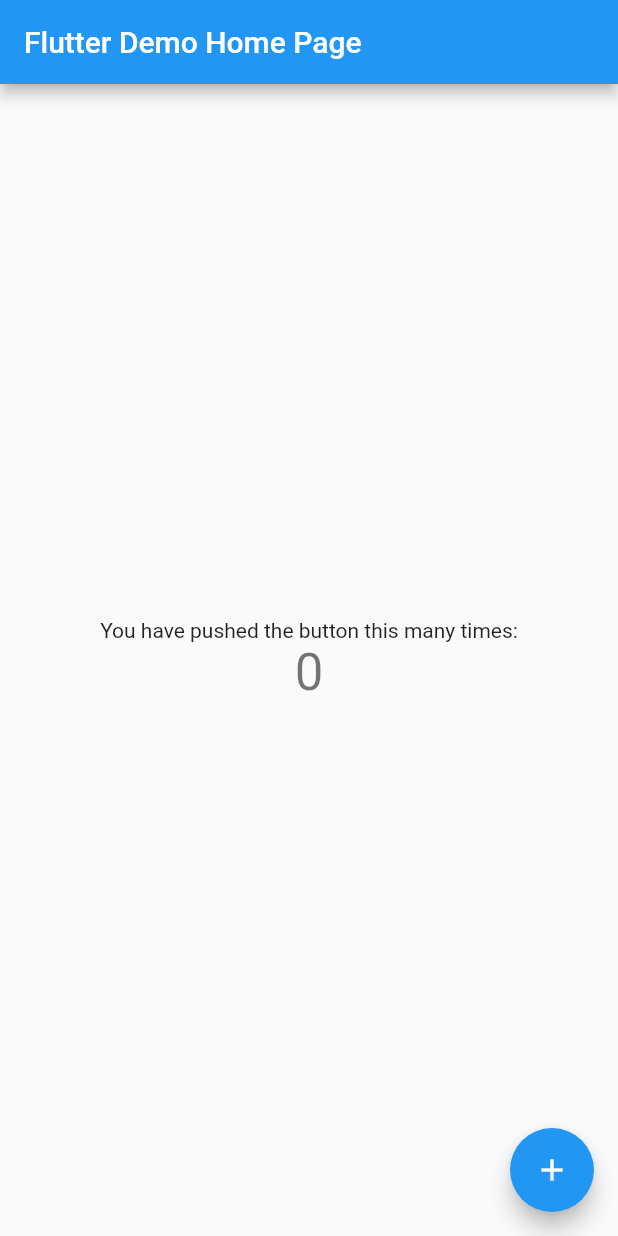
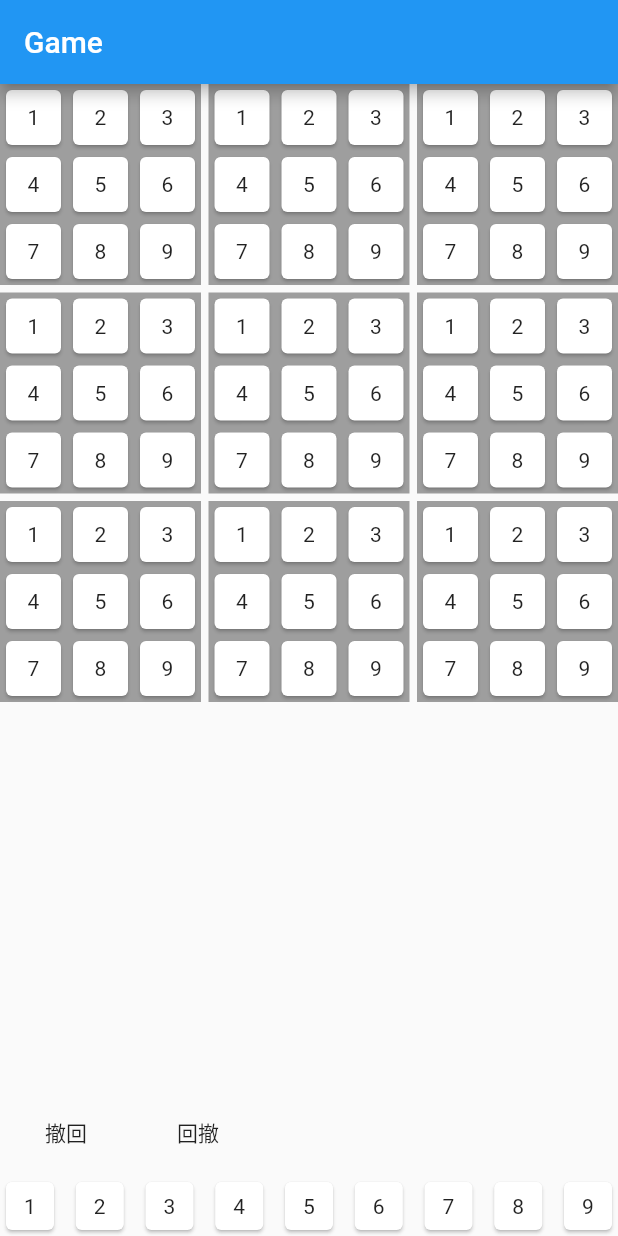
Before and after one commit to chuheridangwu/flutter_sudoku, a Flutter app: the screen it shows after launch, on a phone screen of 412 x 824 dp. Run offline on Flutter 3.47's test engine with Material 2 defaults, Android fonts, the phone set to English and light mode, and no system bars.

Commit message:
添加基础的界面

```diff
--- /dev/null
+++ b/lib/game/game_view.dart
@@ -0,0 +1,132 @@
+import 'package:flutter/material.dart';
+import 'package:flutter_sudoku/mode/mode.dart';
+import 'package:scoped_model/scoped_model.dart';
+
+class GameViewPage extends StatefulWidget {
+  @override
+  _GameViewPageState createState() => _GameViewPageState();
+}
+
+class _GameViewPageState extends State<GameViewPage> {
+  @override
+  Widget build(BuildContext context) {
+    return Scaffold(
+        appBar: AppBar(
+          title: Text('Game'),
+        ),
+        body: ScopedModel(
+          model: GameModel(),
+          child: ScopedModelDescendant<GameModel>(
+            builder: (context, _, model) {
+              return SafeArea(
+                  child: Stack(
+                children: <Widget>[
+                  Positioned(
+                    top: 12.0,
+                    child: Container(),
+                  ),
+                  GameListView(),
+                  OperatingView(),
+                  ItemView(),
+                ],
+              ));
+            },
+          ),
+        ));
+  }
+}
+
+// 整体的widget
+class GameListView extends StatelessWidget {
+  @override
+  Widget build(BuildContext context) {
+    GameModel model = GameModel.of(context);
+    return GridView.count(
+      crossAxisCount: 3,
+      crossAxisSpacing: 5,
+      mainAxisSpacing: 5,
+      children: model.dataSource.map((items) {
+        return Container(
+          child: CellView(items),
+          color: Colors.grey,
+        );
+      }).toList(),
+    );
+  }
+}
+
+// 单元格widget
+class CellView extends StatelessWidget {
+  final List items;
+  CellView(this.items);
+  @override
+  Widget build(BuildContext context) {
+    return GridView.count(
+      crossAxisCount: 3,
+      children: items.map((item) {
+        return GestureDetector(
+          onTap: () {},
+          child: Card(
+            child: Center(
+              child: Text('$item'),
+            ),
+          ),
+        );
+      }).toList(),
+    );
+  }
+}
+
+// 返回和撤回操作
+class OperatingView extends StatelessWidget {
+  @override
+  Widget build(BuildContext context) {
+    return Positioned(
+      left: 0.0,
+      right: 0.0,
+      bottom: 45.0,
+      child: Row(
+        mainAxisAlignment: MainAxisAlignment.start,
+        children: <Widget>[
+          FlatButton(
+            onPressed: () {},
+            child: Text('撤回'),
+          ),
+          FlatButton(
+            onPressed: () {},
+            child: Text('回撤'),
+          ),
+        ],
+      ),
+    );
+  }
+}
+
+// 每个数字按钮
+class ItemView extends StatelessWidget {
+  @override
+  Widget build(BuildContext context) {
+    GameModel model = GameModel.of(context);
+    return Positioned(
+      bottom: 0.0,
+      left: 0.0,
+      right: 0.0,
+      child: Row(
+        mainAxisAlignment: MainAxisAlignment.spaceBetween,
+        children: model.items.map((item) {
+          return Container(
+            height: 40.0,
+            width: 40.0,
+            child: GestureDetector(
+              onTap: () {},
+              child: Card(
+                  child: Center(
+                child: Text('$item'),
+              )),
+            ),
+          );
+        }).toList(),
+      ),
+    );
+  }
+}
--- a/lib/main.dart
+++ b/lib/main.dart
@@ -1,111 +1,18 @@
 import 'package:flutter/material.dart';
+import './game/game_view.dart';
 
 void main() => runApp(MyApp());
 
 class MyApp extends StatelessWidget {
-  // This widget is the root of your application.
   @override
   Widget build(BuildContext context) {
     return MaterialApp(
       title: 'Flutter Demo',
+      debugShowCheckedModeBanner: false,
       theme: ThemeData(
-        // This is the theme of your application.
-        //
-        // Try running your application with "flutter run". You'll see the
-        // application has a blue toolbar. Then, without quitting the app, try
-        // changing the primarySwatch below to Colors.green and then invoke
-        // "hot reload" (press "r" in the console where you ran "flutter run",
-        // or simply save your changes to "hot reload" in a Flutter IDE).
-        // Notice that the counter didn't reset back to zero; the application
-        // is not restarted.
         primarySwatch: Colors.blue,
       ),
-      home: MyHomePage(title: 'Flutter Demo Home Page'),
+      home: GameViewPage(),
     );
   }
 }
-
-class MyHomePage extends StatefulWidget {
-  MyHomePage({Key key, this.title}) : super(key: key);
-
-  // This widget is the home page of your application. It is stateful, meaning
-  // that it has a State object (defined below) that contains fields that affect
-  // how it looks.
-
-  // This class is the configuration for the state. It holds the values (in this
-  // case the title) provided by the parent (in this case the App widget) and
-  // used by the build method of the State. Fields in a Widget subclass are
-  // always marked "final".
-
-  final String title;
-
-  @override
-  _MyHomePageState createState() => _MyHomePageState();
-}
-
-class _MyHomePageState extends State<MyHomePage> {
-  int _counter = 0;
-
-  void _incrementCounter() {
-    setState(() {
-      // This call to setState tells the Flutter framework that something has
-      // changed in this State, which causes it to rerun the build method below
-      // so that the display can reflect the updated values. If we changed
-      // _counter without calling setState(), then the build method would not be
-      // called again, and so nothing would appear to happen.
-      _counter++;
-    });
-  }
-
-  @override
-  Widget build(BuildContext context) {
-    // This method is rerun every time setState is called, for instance as done
-    // by the _incrementCounter method above.
-    //
-    // The Flutter framework has been optimized to make rerunning build methods
-    // fast, so that you can just rebuild anything that needs updating rather
-    // than having to individually change instances of widgets.
-    return Scaffold(
-      appBar: AppBar(
-        // Here we take the value from the MyHomePage object that was created by
-        // the App.build method, and use it to set our appbar title.
-        title: Text(widget.title),
-      ),
-      body: Center(
-        // Center is a layout widget. It takes a single child and positions it
-        // in the middle of the parent.
-        child: Column(
-          // Column is also a layout widget. It takes a list of children and
-          // arranges them vertically. By default, it sizes itself to fit its
-          // children horizontally, and tries to be as tall as its parent.
-          //
-          // Invoke "debug painting" (press "p" in the console, choose the
-          // "Toggle Debug Paint" action from the Flutter Inspector in Android
-          // Studio, or the "Toggle Debug Paint" command in Visual Studio Code)
-          // to see the wireframe for each widget.
-          //
-          // Column has various properties to control how it sizes itself and
-          // how it positions its children. Here we use mainAxisAlignment to
-          // center the children vertically; the main axis here is the vertical
-          // axis because Columns are vertical (the cross axis would be
-          // horizontal).
-          mainAxisAlignment: MainAxisAlignment.center,
-          children: <Widget>[
-            Text(
-              'You have pushed the button this many times:',
-            ),
-            Text(
-              '$_counter',
-              style: Theme.of(context).textTheme.display1,
-            ),
-          ],
-        ),
-      ),
-      floatingActionButton: FloatingActionButton(
-        onPressed: _incrementCounter,
-        tooltip: 'Increment',
-        child: Icon(Icons.add),
-      ), // This trailing comma makes auto-formatting nicer for build methods.
-    );
-  }
-}
--- /dev/null
+++ b/lib/mode/mode.dart
@@ -0,0 +1,21 @@
+import 'package:flutter/cupertino.dart';
+import 'package:scoped_model/scoped_model.dart';
+
+class GameModel extends Model {
+  List<List> dataSource = []; // 九宫格数组
+  List<int> items = [];
+  GameModel() {
+    for (var i = 1; i < 10; i++) {
+      List a = [];
+      for (var j = 1; j < 10; j++) {
+        a.add(j);
+      }
+      items.add(i);
+      dataSource.add(a);
+    }
+  }
+
+  static GameModel of(BuildContext context){
+    return  ScopedModel.of<GameModel>(context);
+  }
+}
--- a/pubspec.yaml
+++ b/pubspec.yaml
@@ -27,6 +27,7 @@ dependencies:
 dev_dependencies:
   flutter_test:
     sdk: flutter
+  scoped_model: ^1.0.1
 
 
 # For information on the generic Dart part of this file, see the
```
Also changed, not shown: pubspec.lock, 1 other file.
